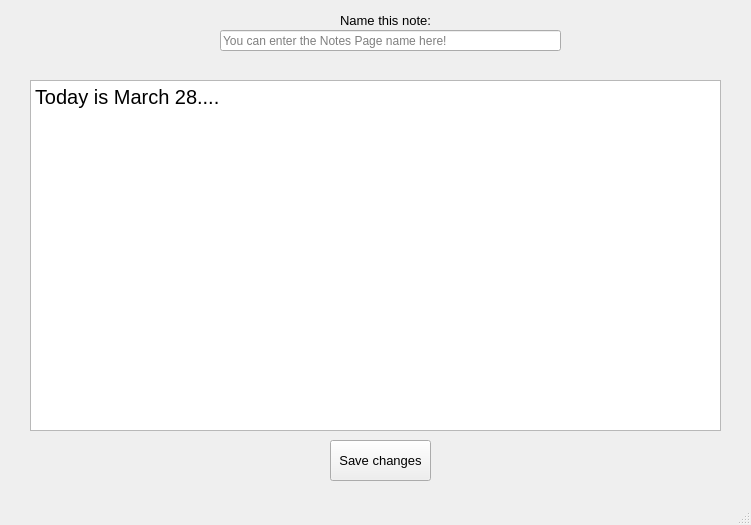
First picture: the form in PTI/SPCK/GUI/editNote1.ui, repository GreenSystemDuy08/TL-C4K-PTI01, before the edit.
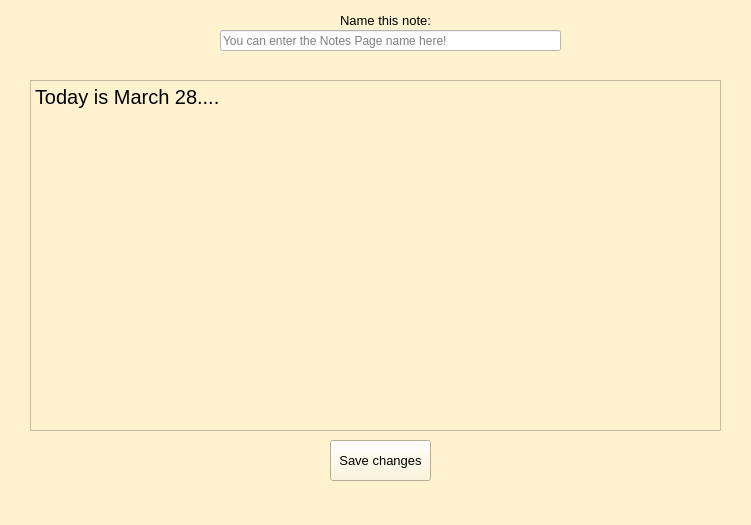
Second picture: the form after the edit.

```diff
--- a/PTI/SPCK/GUI/editNote1.ui
+++ b/PTI/SPCK/GUI/editNote1.ui
@@ -14,7 +14,7 @@
    <string>Note for WOW! - Edit Page</string>
   </property>
   <property name="styleSheet">
-   <string notr="true"/>
+   <string notr="true">background-color: rgb(255, 243, 207);</string>
   </property>
   <widget class="QWidget" name="centralwidget">
    <widget class="QLineEdit" name="lineEdit">
@@ -26,6 +26,9 @@
       <height>21</height>
      </rect>
     </property>
+    <property name="styleSheet">
+     <string notr="true">background-color: rgb(255, 255, 255);</string>
+    </property>
     <property name="placeholderText">
      <string>You can enter the Notes Page name here!</string>
     </property>
@@ -63,6 +66,9 @@
       <pointsize>15</pointsize>
      </font>
     </property>
+    <property name="styleSheet">
+     <string notr="true"/>
+    </property>
     <property name="plainText">
      <string>Today is March 28....</string>
     </property>
@@ -88,6 +94,10 @@
      <string>Save changes</string>
     </property>
    </widget>
+   <zorder>label</zorder>
+   <zorder>lineEdit</zorder>
+   <zorder>plainTextEdit</zorder>
+   <zorder>bt_save</zorder>
   </widget>
   <widget class="QMenuBar" name="menubar">
    <property name="geometry">
```
